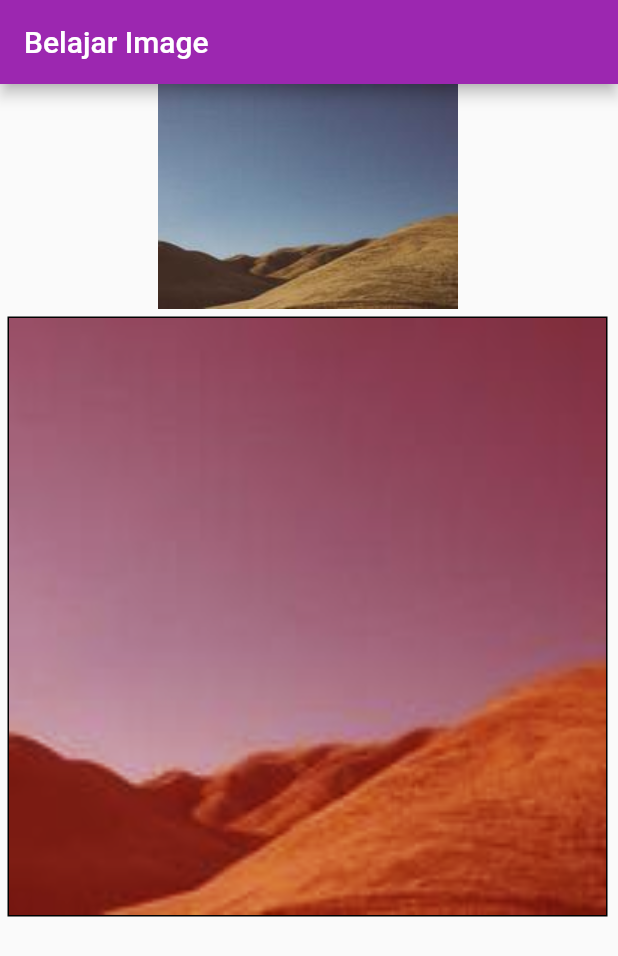
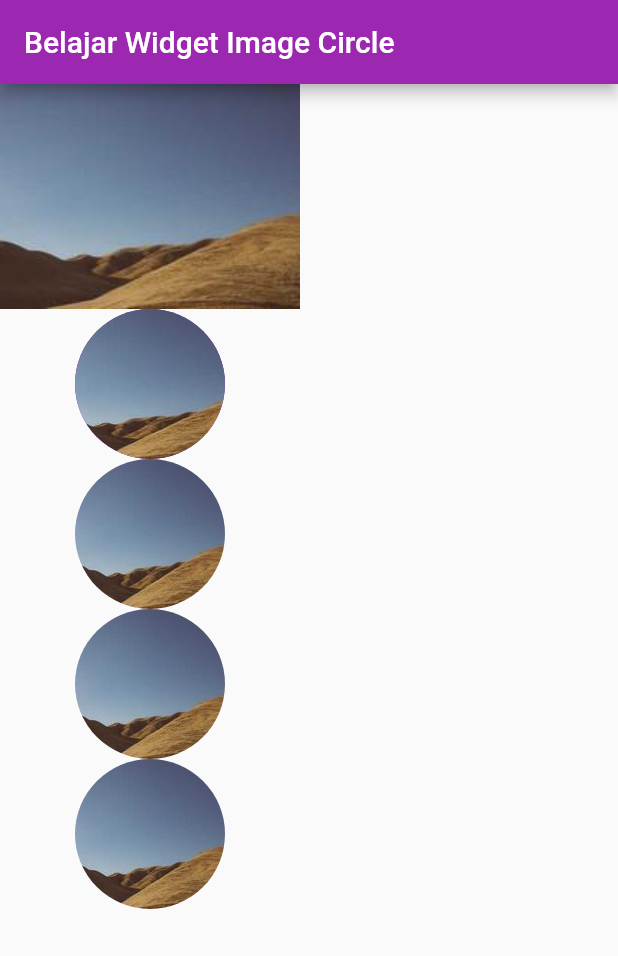
Before and after one commit to gantira/beginner-flutter, a Flutter app: the screen it shows after launch, on a phone screen of 412 x 824 dp. Shown: the top 956 px of the screen. Run offline on Flutter 3.47's test engine with Material 2 defaults, Android fonts, the phone set to English and light mode, and no system bars.

Commit message:
Flutter Tutorial Cara Mmebuat Circle Image Widget Android | iOS #4

```diff
--- a/lib/main.dart
+++ b/lib/main.dart
@@ -1,5 +1,5 @@
 import 'package:beginner_flutter/widgets/sample_container.dart';
-import 'package:beginner_flutter/widgets/sample_image.dart';
+import 'package:beginner_flutter/widgets/sample_image_circle.dart';
 import 'package:flutter/material.dart';
 
 void main() {
@@ -17,7 +17,7 @@ class MyApp extends StatelessWidget {
       theme: ThemeData(
         primarySwatch: Colors.purple,
       ),
-      home: const SampleImage(),
+      home: const SampleImageCircle(),
     );
   }
 }
--- /dev/null
+++ b/lib/widgets/sample_image_circle.dart
@@ -0,0 +1,51 @@
+import 'package:flutter/material.dart';
+
+class SampleImageCircle extends StatelessWidget {
+  const SampleImageCircle({super.key});
+
+  @override
+  Widget build(BuildContext context) {
+    return Scaffold(
+      appBar: AppBar(
+        title: const Text('Belajar Widget Image Circle'),
+      ),
+      body: Column(
+        children: [
+          Image.asset('assets/images/141-200x150.jpg'),
+          const CircleAvatar(
+            radius: 50,
+            backgroundImage: AssetImage('assets/images/141-200x150.jpg'),
+          ),
+          ClipRRect(
+            borderRadius: BorderRadius.circular(50),
+            child: Image.asset(
+              'assets/images/141-200x150.jpg',
+              height: 100,
+              width: 100,
+              fit: BoxFit.fill,
+            ),
+          ),
+          ClipOval(
+            child: Image.asset(
+              'assets/images/141-200x150.jpg',
+              height: 100,
+              width: 100,
+              fit: BoxFit.fill,
+            ),
+          ),
+          Container(
+            height: 100,
+            width: 100,
+            decoration: const BoxDecoration(
+              shape: BoxShape.circle,
+              image: DecorationImage(
+                image: AssetImage('assets/images/141-200x150.jpg'),
+                fit: BoxFit.fill,
+              ),
+            ),
+          )
+        ],
+      ),
+    );
+  }
+}
```
